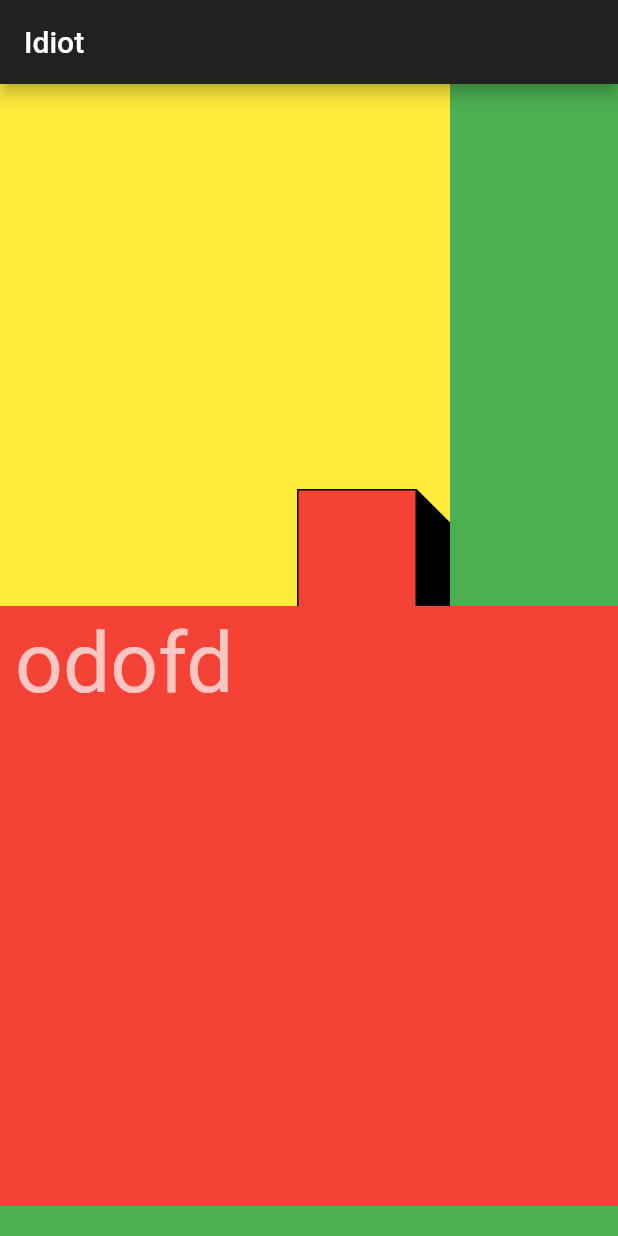
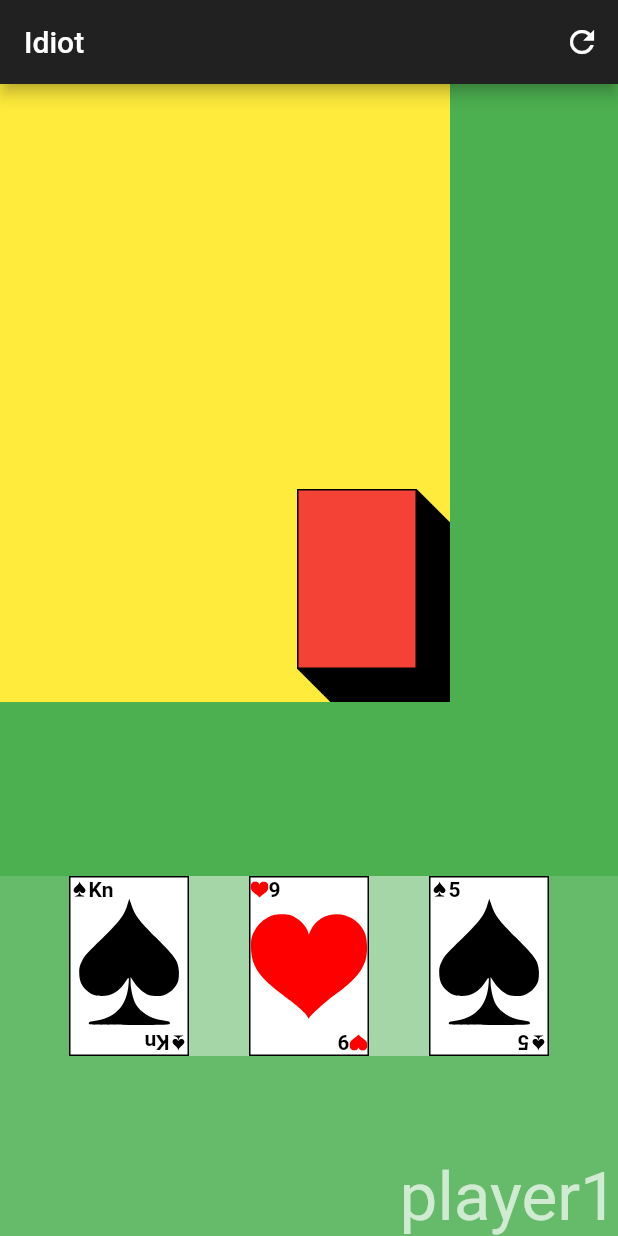
Before and after one commit to Rokke/idiot_online, a Flutter app: the screen it shows after launch, on a phone screen of 412 x 824 dp. Run offline on Flutter 3.47's test engine with Material 2 defaults, Android fonts, the phone set to English and light mode, and no system bars; our stand-ins replace flutter_svg.

Commit message:
Added png files instead Started with player card deck Klikke på navnet viser alle kortene (debug) constants.dart for alle textStyle constanter som brukes Added player list og kort liste

```diff
--- /dev/null
+++ b/lib/models/constants.dart
@@ -0,0 +1,3 @@
+import 'package:flutter/material.dart';
+
+const textStyleCardValue = TextStyle(fontSize: 14, color: Colors.black, fontWeight: FontWeight.bold);
--- a/lib/models/game.dart
+++ b/lib/models/game.dart
@@ -10,7 +10,16 @@ class Game extends ChangeNotifier {
   bool useJoker;
   int numberOfDecs;
   int get numberOfCardsInStock => _cards.length;
+  Player fetchPlayer(int index) => _players[index];
+  bool get isStarted =>
+      _players.length >
+      0; // TODO: Her bør vi etterhvert ha noe som sier om spillet har startet og ikke bare om en spiller finnes.
   Game({this.useJoker = true, this.numberOfDecs = 1}) {
+    startNewGame();
+  }
+  startNewGame() {
+    _cards.clear();
+    _players.clear();
     for (int decs = 0; decs < numberOfDecs; decs++) {
       for (int j = 0; j < PlayCardType.values.length; j++) {
         for (int i = 1; i < 14; i++) {
@@ -25,16 +34,19 @@ class Game extends ChangeNotifier {
       _cards.add(PlayCard(15, PlayCardType.Diamond));
     }
     print('ferdig');
+    addPlayer(Player("player1"));
     notifyListeners();
   }
-  addPlayer(Player player){
+
+  addPlayer(Player player) {
     _players.add(player);
-    for (int i = 0; i<3;i++){
-    player.cardsBottom.add(drawCard);
-    player.cardsTop.add(drawCard);
-    player.cardsHand.add(drawCard);
+    for (int i = 0; i < 3; i++) {
+      player.cardsBottom.add(drawCard);
+      player.cardsTop.add(drawCard..show = true);
+      player.cardsHand.add(drawCard);
     }
   }
+
   PlayCard get drawCard => (_cards.length > 0) ? _cards.removeAt(Random().nextInt(_cards.length)) : null;
   @override
   String toString() {
--- a/lib/models/play_card.dart
+++ b/lib/models/play_card.dart
@@ -24,6 +24,6 @@ class PlayCard {
   PlayCard(this.value, this.playCardType, {this.show = false});
   @override
   String toString() {
-    return "$cardValue - ${playCardType.toString().split(".").last}";
+    return "$cardValue - ${playCardType.toString().split(".").last}(${show ? '+' : '-'})";
   }
 }
--- a/lib/models/player.dart
+++ b/lib/models/player.dart
@@ -1,9 +1,14 @@
 import 'package:idiot_online/models/play_card.dart';
 
-class Player{
+class Player {
   final String name;
   final List<PlayCard> cardsHand = List<PlayCard>();
   final List<PlayCard> cardsTop = List<PlayCard>();
   final List<PlayCard> cardsBottom = List<PlayCard>();
   Player(this.name);
+  printMyCards() {
+    print('Bottom: ${cardsBottom.map((e) => e.toString()).join(",")}');
+    print('Top: ${cardsTop.map((e) => e.toString()).join(",")}');
+    print('Hand: ${cardsHand.map((e) => e.toString()).join(",")}');
+  }
 }
--- a/lib/my_widgets/card.dart
+++ b/lib/my_widgets/card.dart
@@ -1,9 +1,12 @@
 import 'package:flutter/foundation.dart';
 import 'package:flutter/material.dart';
 import 'package:flutter_svg/flutter_svg.dart';
+import 'package:idiot_online/models/constants.dart';
 import 'package:idiot_online/models/play_card.dart';
 
 class CardWidget extends StatefulWidget {
+  static const double cardWidth = 80;
+  static const double cardHeight = 120;
   final PlayCard playCard;
   CardWidget(this.playCard, {Key key}) : super(key: key);
 
@@ -12,11 +15,30 @@ class CardWidget extends StatefulWidget {
 }
 
 class _CardWidgetState extends State<CardWidget> {
+  String get filename {
+    switch (widget.playCard.playCardType) {
+      case PlayCardType.Club:
+        return 'club';
+      case PlayCardType.Spade:
+        return 'spade';
+      case PlayCardType.Diamond:
+        return 'diamond';
+      default:
+        return 'heart';
+    }
+  }
+
   Widget _fetchMyType() {
-    if(kIsWeb) return Icon(Icons.hot_tub, color: (widget.playCard.playCardType == PlayCardType.Club || widget.playCard.playCardType == PlayCardType.Spade)? Colors.black:Colors.red,);
+    if (kIsWeb)
+      return Image(
+        image: AssetImage('assets/images/$filename.png'),
+        color: (widget.playCard.playCardType == PlayCardType.Club || widget.playCard.playCardType == PlayCardType.Spade)
+            ? Colors.black
+            : Colors.red,
+      );
     return SvgPicture.asset(
-      'assets/images/spade.svg',
-   );
+      'assets/images/$filename.svg',
+    );
   }
 
   @override
@@ -27,16 +49,19 @@ class _CardWidgetState extends State<CardWidget> {
           border: Border.all(),
           color: widget.playCard.show ? Colors.white : Colors.red,
         ),
-        width: 80,
-        height: 120,
+        width: CardWidget.cardWidth,
+        height: CardWidget.cardHeight,
         child: widget.playCard.show
             ? Stack(
                 children: <Widget>[
-                  Positioned(left: 10, child: Text(widget.playCard.cardValue)),
+                  Positioned(left: 12, child: Text(widget.playCard.cardValue, style: textStyleCardValue)),
                   Positioned(top: 2, child: Container(width: 12, height: 12, child: _fetchMyType())),
                   Positioned(child: Container(child: _fetchMyType())),
                   Positioned(
-                      bottom: 0, right: 10, child: RotatedBox(quarterTurns: 2, child: Text(widget.playCard.cardValue))),
+                      bottom: 0,
+                      right: 12,
+                      child: RotatedBox(
+                          quarterTurns: 2, child: Text(widget.playCard.cardValue, style: textStyleCardValue))),
                   Positioned(
                       bottom: 2,
                       right: 0,
--- a/lib/my_widgets/mydeck.dart
+++ b/lib/my_widgets/mydeck.dart
@@ -1,5 +1,6 @@
 import 'package:flutter/material.dart';
 import 'package:idiot_online/models/player.dart';
+import 'package:idiot_online/my_widgets/card.dart';
 
 class MyDeckWidget extends StatefulWidget {
   final Player _player;
@@ -11,15 +12,44 @@ class MyDeckWidget extends StatefulWidget {
 class _MyDeckWidgetState extends State<MyDeckWidget> {
   @override
   Widget build(BuildContext context) {
-    return Stack(
-      children: <Widget>[
-        Row(children:widget._player.cardsBottom.map((e) => Text(e.cardValue.toString())).toList()),
-         Container(
-            color: Colors.red, height: 400, width: MediaQuery.of(context).size.width,
-        ),
-      Positioned(child: Text(widget._player.name, style: Theme.of(context).textTheme.headline2,),top: 5,left: 10,),
-
-      ],
+    return Container(
+      constraints: BoxConstraints(
+          minWidth: MediaQuery.of(context).size.width,
+          maxWidth: MediaQuery.of(context).size.width,
+          minHeight: CardWidget.cardHeight * 2,
+          maxHeight: CardWidget.cardHeight * 2),
+      color: Colors.green[400],
+      child: Stack(
+        children: <Widget>[
+          Positioned(
+            left: MediaQuery.of(context).size.width / 2 - 2 * CardWidget.cardWidth,
+            child: Container(
+              alignment: Alignment.center,
+              color: Colors.green[200],
+              height: CardWidget.cardHeight,
+              width: 4 * CardWidget.cardWidth,
+              child: Row(
+                  mainAxisAlignment: MainAxisAlignment.spaceBetween,
+                  mainAxisSize: MainAxisSize.max,
+                  crossAxisAlignment: CrossAxisAlignment.stretch,
+                  children: widget._player.cardsTop.map((e) => CardWidget(e)).toList()),
+            ),
+          ),
+          Positioned(
+            bottom: 0,
+            right: 0,
+            child: GestureDetector(
+              onTap: () => widget._player.printMyCards(),
+              child: Text(
+                widget._player.name,
+                textAlign: TextAlign.end,
+                softWrap: false,
+                style: Theme.of(context).textTheme.headline3,
+              ),
+            ),
+          ),
+        ],
+      ),
     );
   }
 }
--- a/lib/screens/home.dart
+++ b/lib/screens/home.dart
@@ -19,12 +19,14 @@ class _HomeViewState extends State<HomeView> {
 
   @override
   Widget build(BuildContext context) {
-    final Player player=Player("odofd");
-    Provider.of<Game>(context,listen: false).addPlayer(player);
     return Scaffold(
-      appBar: AppBar(title: Text("Idiot")),
+      appBar: AppBar(title: Text("Idiot"), actions: [
+        IconButton(icon: Icon(Icons.refresh), onPressed: () => Provider.of<Game>(context, listen: false).startNewGame())
+      ]),
       backgroundColor: Colors.green,
-      body: Stack(
+      body: Consumer<Game>(builder: (context, game, _) {
+        print('Game consumer');
+        return Stack(
           children: <Widget>[
             Positioned(
                 width: 300,
@@ -36,9 +38,10 @@ class _HomeViewState extends State<HomeView> {
                   },
                   child: CardStock(Provider.of<Game>(context, listen: false).numberOfCardsInStock),
                 )),
-              Positioned(bottom: 20,child: MyDeckWidget(player)),
+            if (game.isStarted) Positioned(bottom: 0, child: MyDeckWidget(game.fetchPlayer(0))),
           ],
-      ),
+        );
+      }),
     );
   }
 }
```
Also changed, not shown: assets/images/club.png (added), assets/images/diamond.png (added), assets/images/heart.png (added), assets/images/spade.png (added). Lines whose indentation alone changed are shown as unchanged.
